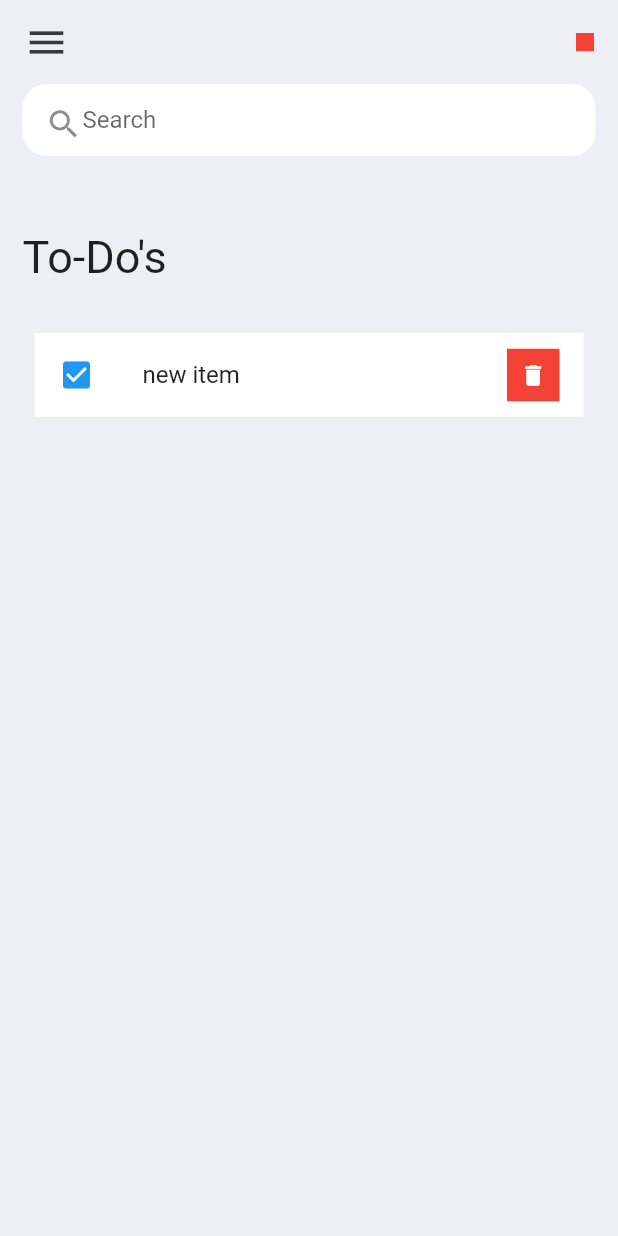
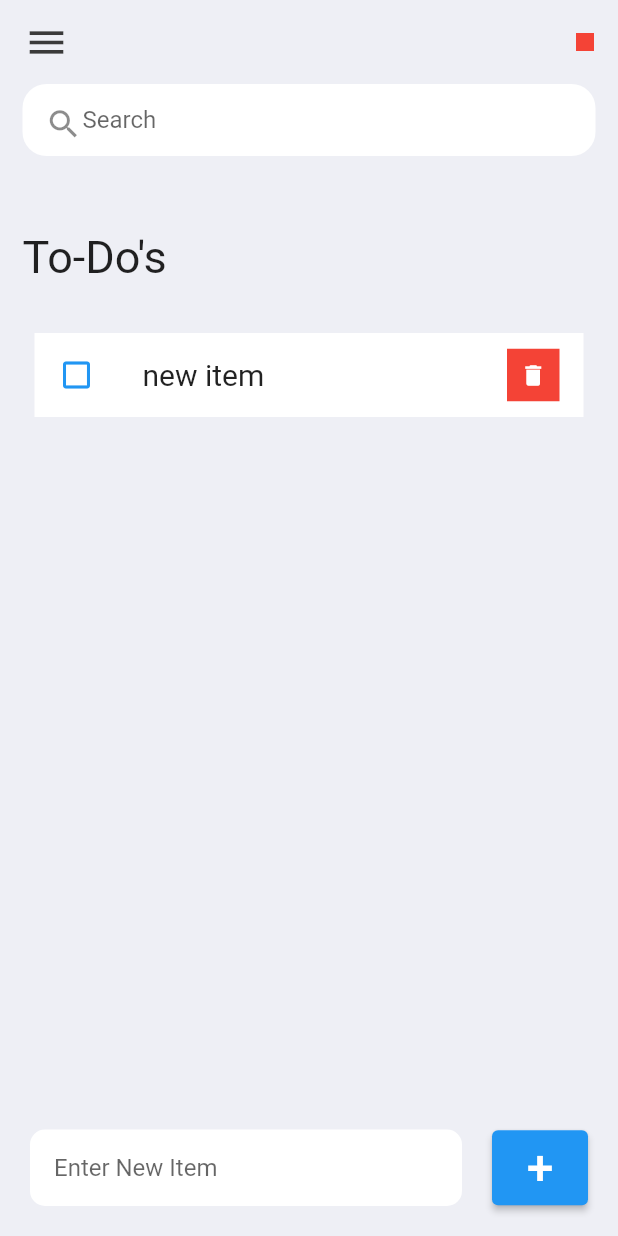
Before and after one commit to seabeePraveen/ToDo-Flutter-App, a Flutter app: the screen it shows after launch, on a phone screen of 412 x 824 dp. Run offline on Flutter 3.47's test engine with Material 2 defaults, Android fonts, the phone set to English and light mode, and no system bars.

Commit message:
done with the functionality of the new item add buttom

```diff
--- a/lib/item.dart
+++ b/lib/item.dart
@@ -4,7 +4,14 @@ import 'model.dart';
 
 class ToDoItem extends StatelessWidget {
   final ToDo todo;
-  const ToDoItem({super.key, required this.todo});
+  final Function onTap;
+  final Function onDelete;
+  const ToDoItem(
+      {Key? key,
+      required this.todo,
+      required this.onDelete,
+      required this.onTap})
+      : super(key: key);
 
   @override
   Widget build(BuildContext context) {
@@ -14,22 +21,41 @@ class ToDoItem extends StatelessWidget {
         color: Colors.white,
       ),
       child: ListTile(
-        onTap: () {},
+        onTap: () {
+          onTap(todo);
+        },
         shape: RoundedRectangleBorder(
           borderRadius: BorderRadius.circular(20),
         ),
         tileColor: Colors.white,
-        leading: const Icon(
-          Icons.check_box,
-          color: Colors.blue,
+        leading: todo.isDone
+            ? const Icon(
+                Icons.check_box,
+                color: Colors.blue,
+              )
+            : const Icon(
+                Icons.check_box_outline_blank,
+                color: Colors.blue,
+              ),
+        title: Text(
+          "${todo.text}",
+          style: todo.isDone
+              ? const TextStyle(
+                  decoration: TextDecoration.lineThrough,
+                  fontSize: 20,
+                )
+              : const TextStyle(
+                  fontSize: 20,
+                ),
         ),
-        title: Text("${todo.text}"),
         trailing: Container(
           height: 35,
           width: 35,
           color: Colors.red,
           child: IconButton(
-            onPressed: () {},
+            onPressed: () {
+              onDelete(todo.id);
+            },
             color: Colors.white,
             icon: const Icon(Icons.delete),
             iconSize: 18,
--- a/lib/main.dart
+++ b/lib/main.dart
@@ -18,12 +18,19 @@ class MyApp extends StatelessWidget {
   }
 }
 
-class HomePage extends StatelessWidget {
+class HomePage extends StatefulWidget {
   const HomePage({super.key});
 
   static List<ToDo> todoList = [
     ToDo(id: '01', text: 'new item'),
   ];
+
+  @override
+  State<HomePage> createState() => _HomePageState();
+}
+
+class _HomePageState extends State<HomePage> {
+  final _todoController = TextEditingController();
 
   @override
   Widget build(BuildContext context) {
@@ -49,7 +56,9 @@ class HomePage extends StatelessWidget {
         ),
         elevation: 0,
       ),
-      body: Container(
+      body: Stack(
+        children: [
+          Container(
             padding: const EdgeInsets.symmetric(
               horizontal: 15,
             ),
@@ -98,9 +107,11 @@ class HomePage extends StatelessWidget {
                           ),
                         ),
                       ),
-                  for (ToDo item in todoList)
+                      for (ToDo item in HomePage.todoList)
                         ToDoItem(
                           todo: item,
+                          onTap: _ontapitem,
+                          onDelete: _ondeleteitem,
                         ),
                     ],
                   ),
@@ -108,6 +119,82 @@ class HomePage extends StatelessWidget {
               ],
             ),
           ),
+          Align(
+            alignment: Alignment.bottomCenter,
+            child: Row(
+              children: [
+                Expanded(
+                  child: Container(
+                    margin: const EdgeInsets.only(
+                      left: 20,
+                      bottom: 20,
+                      right: 20,
+                    ),
+                    decoration: BoxDecoration(
+                      boxShadow: const [
+                        BoxShadow(
+                          color: Colors.white,
+                          offset: Offset(0.0, 0.0),
+                          blurRadius: 0.0,
+                          spreadRadius: 0.0,
+                        ),
+                      ],
+                      borderRadius: BorderRadius.circular(10),
+                    ),
+                    child: TextField(
+                      controller: _todoController,
+                      decoration: const InputDecoration(
+                          hintText: "Enter New Item",
+                          border: InputBorder.none,
+                          contentPadding: EdgeInsets.all(16)),
+                    ),
+                  ),
+                ),
+                Container(
+                  margin: const EdgeInsets.only(
+                    bottom: 20,
+                    right: 20,
+                  ),
+                  height: 50,
+                  child: ElevatedButton(
+                    onPressed: () {
+                      _addnewitem(_todoController.text);
+                    },
+                    child: const Text(
+                      "+",
+                      style: TextStyle(
+                        fontSize: 32,
+                      ),
+                    ),
+                  ),
+                )
+              ],
+            ),
+          ),
+        ],
+      ),
     );
   }
+
+  void _ontapitem(ToDo item) {
+    setState(() {
+      item.isDone = !item.isDone;
+    });
   }
+
+  void _ondeleteitem(String id) {
+    setState(() {
+      HomePage.todoList.removeWhere((item) => item.id == id);
+    });
+  }
+
+  void _addnewitem(String todo) {
+    setState(() {
+      HomePage.todoList.add(ToDo(
+        id: DateTime.now().millisecondsSinceEpoch.toString(),
+        text: todo,
+      ));
+    });
+    _todoController.clear();
+  }
+}
```
Lines whose indentation alone changed are shown as unchanged.
